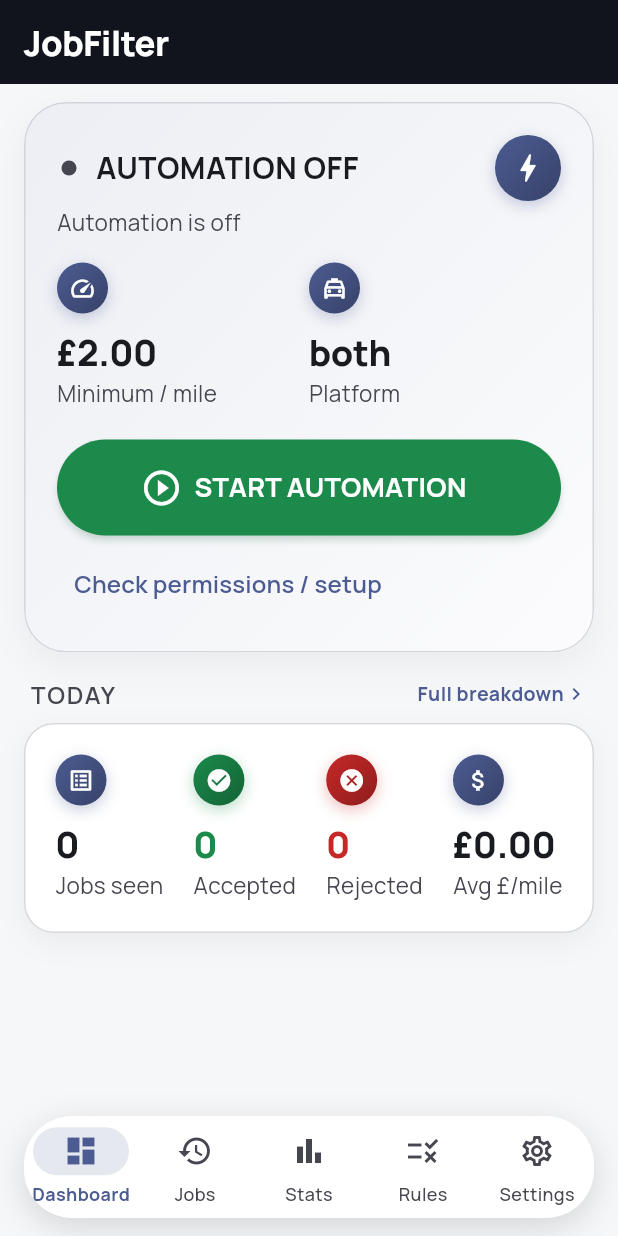
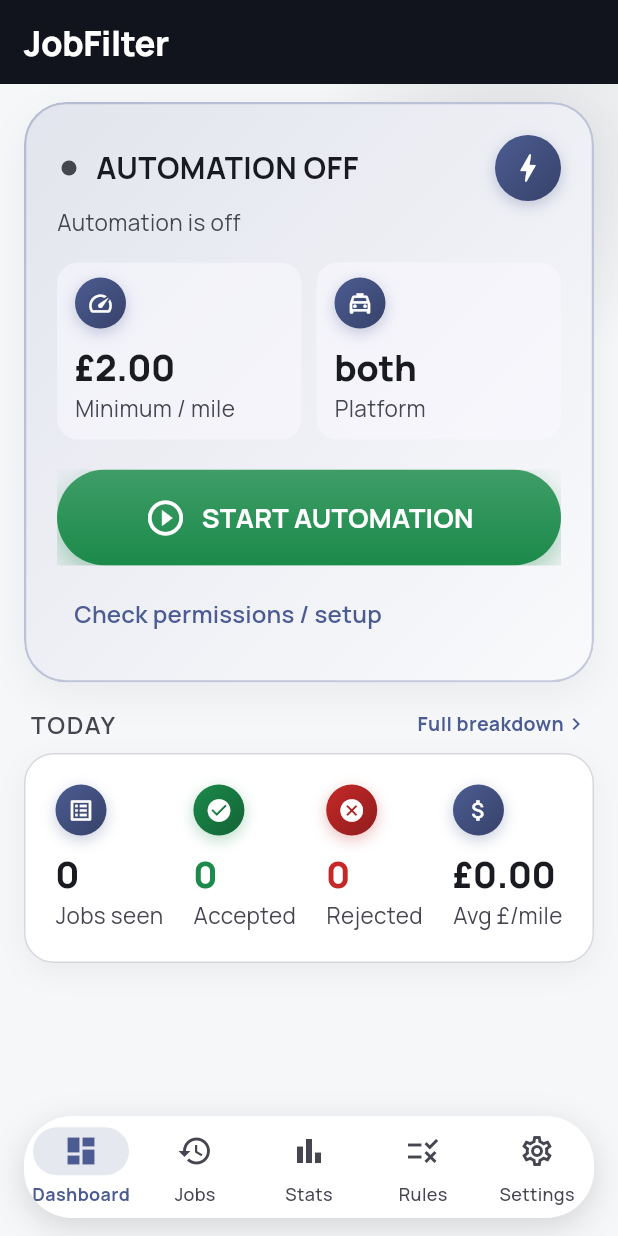
Before and after one commit to muj3009/myProjects, a Flutter app: the screen it shows after launch, on a phone screen of 412 x 824 dp. Run offline on Flutter 3.47's test engine with Material 3 defaults, Android fonts, the phone set to English and light mode, and no system bars; our stand-ins replace equatable, fl_chart, flutter_riverpod, sqflite; missing offline and left inert: google_mlkit_text_recognition; accounts and stored records are empty.

Commit message:
Restyle the Dashboard: gradient CTA, ambient glow, stronger off-state
Structure was already fixed; this pass is purely visual craft on top of it:

- Start/Stop Automation — the two most important taps in the app — now use
  a custom GradientButton (real gradient fill + matched shadow) instead of
  the same flat ElevatedButton every other button in the app uses.
- The "automation off" state's tinted wash was roughly half the visual
  weight of the "active" state's, so off looked like an unstyled fallback
  rather than a deliberate second state of the same card. Brought the two
  into parity and gave the card a permanent primary-tinted border instead
  of a border that only appeared when active.
- The two mini-stats inside the hero card (Minimum/mile, Platform) floated
  directly on the gradient wash with no separation; wrapped them in a
  translucent surface chip.
- Added a soft ambient gradient glow behind the top of the page instead of
  a hard cut from the app bar's ink to a flat scaffold background.

Co-Authored-By: Claude Sonnet 5 <noreply@anthropic.com>

```diff
--- a/lib/presentation/screens/dashboard/dashboard_screen.dart
+++ b/lib/presentation/screens/dashboard/dashboard_screen.dart
@@ -9,6 +9,7 @@ import '../../../application/state/statistics_controller.dart';
 import '../../../core/theme/app_theme.dart';
 import '../../../domain/enums/platform_type.dart';
 import '../../widgets/decision_badge.dart';
+import '../../widgets/gradient_button.dart';
 import '../../widgets/section_card.dart';
 import '../../widgets/section_header.dart';
 import '../../widgets/stat_tile.dart';
@@ -43,7 +44,28 @@ class DashboardScreen extends ConsumerWidget {
       // driver actually opens this screen to check) is now the first thing
       // on the page instead of the third.
       appBar: AppBar(title: Text(settings.appName), centerTitle: false),
-      body: ListView(
+      // A soft ambient glow behind the top of the page instead of a flat
+      // scaffold background — sits behind the ListView (painted first in the
+      // Stack), showing through the gaps around and behind the hero card's
+      // rounded corners rather than a hard cut from the app bar's ink to a
+      // plain neutral background.
+      body: Stack(
+        children: [
+          Positioned(
+            top: -90,
+            right: -70,
+            child: Container(
+              width: 280,
+              height: 280,
+              decoration: const BoxDecoration(
+                shape: BoxShape.circle,
+                gradient: RadialGradient(
+                  colors: [Color(0x1A11141C), Colors.transparent],
+                ),
+              ),
+            ),
+          ),
+          ListView(
             padding: const EdgeInsets.fromLTRB(16, 12, 16, 24),
             children: [
               _AutomationStatusCard(automation: automation),
@@ -90,6 +112,8 @@ class DashboardScreen extends ConsumerWidget {
               const SizedBox(height: 16),
               if (!automation.isSupported)
                 _IosNotSupportedCard(reason: automation.unsupportedReason!),
+            ],
+          ),
         ],
       ),
     );
@@ -177,18 +201,18 @@ class _AutomationStatusCard extends ConsumerWidget {
           side: BorderSide(
             color: automation.isActive
                 ? StatusColors.accepted.withValues(alpha: 0.4)
-                : Theme.of(context)
-                    .colorScheme
-                    .outlineVariant
-                    .withValues(alpha: 0.7),
-            width: automation.isActive ? 1.5 : 1,
+                : Theme.of(context).colorScheme.primary.withValues(alpha: 0.3),
+            width: automation.isActive ? 1.5 : 1.5,
           ),
         ),
         child: Container(
           // A richer, saturated wash on *both* states (not just when active)
           // is what keeps the card from looking flat/unfinished the moment
           // automation is off — the color just shifts from green to the
-          // brand blue instead of disappearing entirely.
+          // brand blue instead of disappearing entirely. Boosted to roughly
+          // the same visual weight as the active state's wash (was ~half as
+          // strong) — "off" was reading as an unstyled fallback rather than
+          // a deliberate second state of the same card.
           decoration: BoxDecoration(
             gradient: LinearGradient(
               begin: Alignment.topLeft,
@@ -199,8 +223,8 @@ class _AutomationStatusCard extends ConsumerWidget {
                       StatusColors.accepted.withValues(alpha: 0.04),
                     ]
                   : [
-                      Theme.of(context).colorScheme.primary.withValues(alpha: 0.10),
-                      Theme.of(context).colorScheme.primary.withValues(alpha: 0.02),
+                      Theme.of(context).colorScheme.primary.withValues(alpha: 0.16),
+                      Theme.of(context).colorScheme.primary.withValues(alpha: 0.03),
                     ],
             ),
           ),
@@ -251,6 +275,7 @@ class _AutomationStatusCard extends ConsumerWidget {
               Row(
                 children: [
                   Expanded(
+                    child: _StatChip(
                       child: StatTile(
                         label: 'Minimum / mile',
                         value: minRule.enabled
@@ -259,11 +284,15 @@ class _AutomationStatusCard extends ConsumerWidget {
                         icon: Icons.speed,
                       ),
                     ),
+                  ),
+                  const SizedBox(width: 10),
                   Expanded(
+                    child: _StatChip(
                       child: StatTile(
                         label: 'Platform',
                         value: settings.platformSelection.name,
                         icon: Icons.local_taxi_outlined,
+                      ),
                     ),
                   ),
                 ],
@@ -278,32 +307,18 @@ class _AutomationStatusCard extends ConsumerWidget {
                   label: const Text('Open Simulation Mode'),
                 )
               else if (automation.isActive)
-                SizedBox(
-                  width: double.infinity,
-                  child: ElevatedButton.icon(
-                    style: ElevatedButton.styleFrom(
-                      backgroundColor: StatusColors.rejected,
-                      foregroundColor: Colors.white,
-                      shadowColor: StatusColors.rejected.withValues(alpha: 0.35),
-                    ),
+                GradientButton(
+                  icon: Icons.stop_circle_outlined,
+                  label: 'STOP AUTOMATION',
+                  baseColor: StatusColors.rejected,
                   onPressed: controller.stop,
-                    icon: const Icon(Icons.stop_circle_outlined, size: 28),
-                    label: const Text('STOP AUTOMATION'),
-                  ),
                 )
               else
-                SizedBox(
-                  width: double.infinity,
-                  child: ElevatedButton.icon(
-                    style: ElevatedButton.styleFrom(
-                      backgroundColor: StatusColors.accepted,
-                      foregroundColor: Colors.white,
-                      shadowColor: StatusColors.accepted.withValues(alpha: 0.35),
-                    ),
+                GradientButton(
+                  icon: Icons.play_circle_outline,
+                  label: 'START AUTOMATION',
+                  baseColor: StatusColors.accepted,
                   onPressed: controller.start,
-                    icon: const Icon(Icons.play_circle_outline, size: 28),
-                    label: const Text('START AUTOMATION'),
-                  ),
                 ),
               if (automation.isSupported && !automation.isActive) ...[
                 const SizedBox(height: 8),
@@ -401,6 +416,29 @@ class _IosNotSupportedCard extends StatelessWidget {
   }
 }
 
+/// Wraps a [StatTile] in a translucent rounded chip — on its own, a
+/// StatTile floating directly on the hero card's colored gradient wash had
+/// nothing separating it from the background, especially once that wash
+/// was strengthened for the "off" state. A soft surface-tinted panel gives
+/// each mini-stat a real edge without competing with the card's own border.
+class _StatChip extends StatelessWidget {
+  const _StatChip({required this.child});
+
+  final Widget child;
+
+  @override
+  Widget build(BuildContext context) {
+    return Container(
+      padding: const EdgeInsets.symmetric(horizontal: 12, vertical: 10),
+      decoration: BoxDecoration(
+        color: Theme.of(context).colorScheme.surface.withValues(alpha: 0.55),
+        borderRadius: BorderRadius.circular(14),
+      ),
+      child: child,
+    );
+  }
+}
+
 /// A ring-and-dot status indicator instead of a plain filled circle — the
 /// extra ring reads as a "live" signal (echoing the pulsing dot pattern
 /// drivers already recognise from Uber/Bolt's own "online" indicators) when
--- /dev/null
+++ b/lib/presentation/widgets/gradient_button.dart
@@ -0,0 +1,65 @@
+import 'package:flutter/material.dart';
+
+/// A full-width pill CTA with a real gradient fill instead of a flat
+/// [ElevatedButton] — used for the Dashboard's Start/Stop Automation button,
+/// the two most important taps in the app, so they get a genuinely crafted
+/// treatment rather than the same default button style as everything else.
+class GradientButton extends StatelessWidget {
+  const GradientButton({
+    super.key,
+    required this.icon,
+    required this.label,
+    required this.onPressed,
+    required this.baseColor,
+  });
+
+  final IconData icon;
+  final String label;
+  final VoidCallback onPressed;
+  final Color baseColor;
+
+  @override
+  Widget build(BuildContext context) {
+    return Material(
+      color: Colors.transparent,
+      child: InkWell(
+        borderRadius: BorderRadius.circular(100),
+        onTap: onPressed,
+        child: Ink(
+          height: 64,
+          decoration: BoxDecoration(
+            gradient: LinearGradient(
+              begin: Alignment.topCenter,
+              end: Alignment.bottomCenter,
+              colors: [Color.lerp(baseColor, Colors.white, 0.16)!, baseColor],
+            ),
+            borderRadius: BorderRadius.circular(100),
+            boxShadow: [
+              BoxShadow(
+                color: baseColor.withValues(alpha: 0.4),
+                blurRadius: 18,
+                offset: const Offset(0, 8),
+              ),
+            ],
+          ),
+          child: Row(
+            mainAxisAlignment: MainAxisAlignment.center,
+            children: [
+              Icon(icon, color: Colors.white, size: 28),
+              const SizedBox(width: 10),
+              Text(
+                label,
+                style: const TextStyle(
+                  color: Colors.white,
+                  fontWeight: FontWeight.w700,
+                  fontSize: 18,
+                  letterSpacing: 0.2,
+                ),
+              ),
+            ],
+          ),
+        ),
+      ),
+    );
+  }
+}
```
Lines whose indentation alone changed are shown as unchanged.
